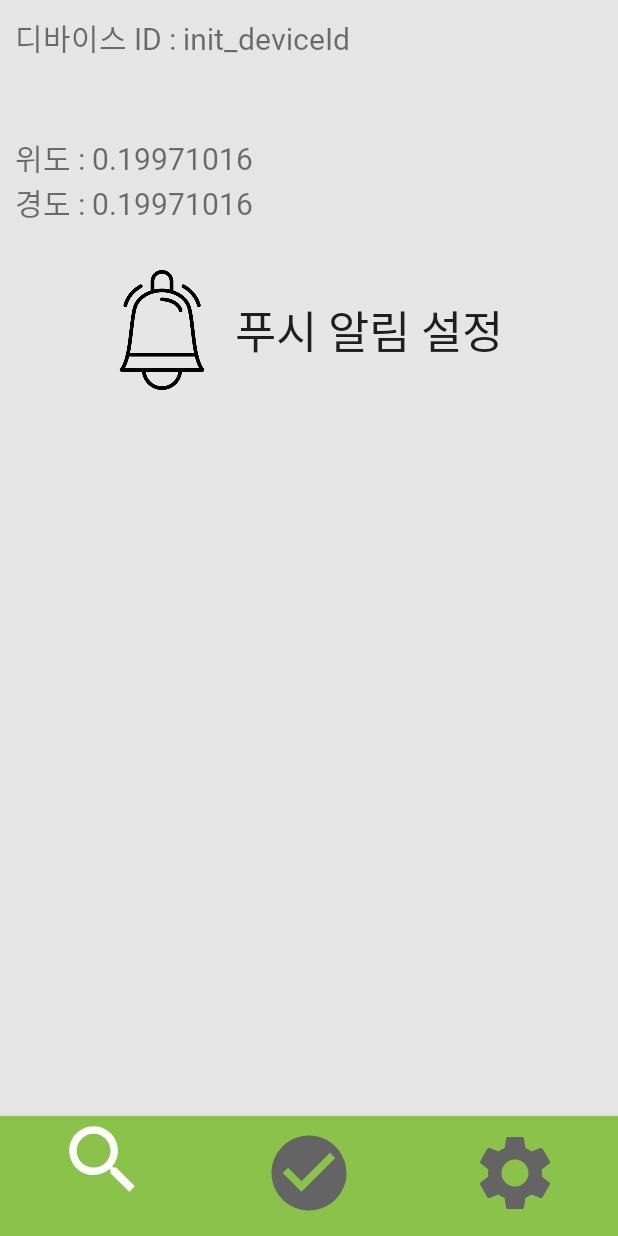
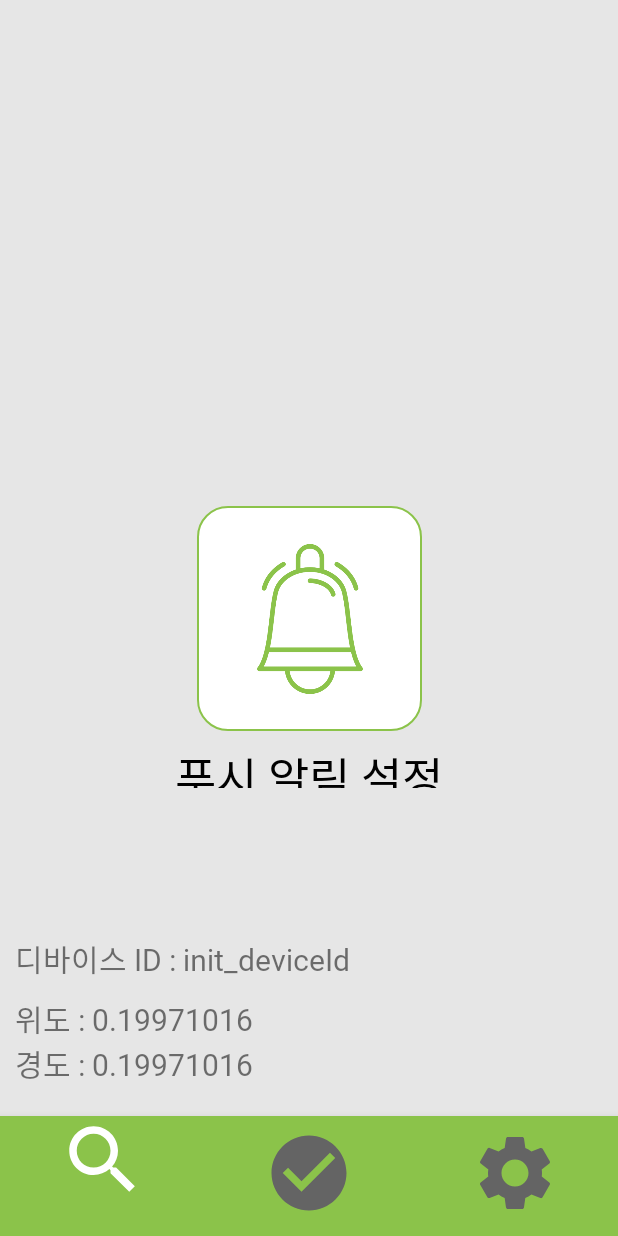
Before and after one commit to jinyong3512/easy-farm, an Android app: the fragment Fragment3 placed in its activity, on a phone screen of 412 x 824 dp. Run offline under Robolectric (Android 15) with nearby library versions, the phone set to English and light mode, and no system bars; our stand-ins replace Firebase (no records; nobody signed in at launch, a user with empty details on screens opened directly).

Commit message:
2022-11-24 20:28

```diff
--- a/app/src/main/AndroidManifest.xml
+++ b/app/src/main/AndroidManifest.xml
@@ -36,7 +36,8 @@
         <activity
             android:name="com.capstone.easyfarm.SplashActivity"
             android:exported="true"
-            android:theme="@style/Theme.EasyFarm.statusBarWhite">
+            android:theme="@style/Theme.EasyFarm.statusBarWhite"
+            android:launchMode="singleTop">
             <intent-filter>
                 <action android:name="android.intent.action.MAIN" />
 
--- a/app/src/main/java/com/capstone/easyfarm/DataModel.kt
+++ b/app/src/main/java/com/capstone/easyfarm/DataModel.kt
@@ -1,8 +1,6 @@
 package com.capstone.easyfarm
 
 data class DataModel(
-
     val date: String = "",
     val memo: String = ""
-
 )
--- a/app/src/main/java/com/capstone/easyfarm/Fragment3.kt
+++ b/app/src/main/java/com/capstone/easyfarm/Fragment3.kt
@@ -29,7 +29,7 @@ class Fragment3 : Fragment() {
 
         binding = Fragment3Binding.inflate(inflater, container, false)
 
-
+        binding.btn1.setColorFilter(resources.getColor(R.color.green))
 
         binding.tv1.text = "디바이스 ID : " + SplashActivity.deviceId
 
--- a/app/src/main/java/com/capstone/easyfarm/ListViewAdapter.kt
+++ b/app/src/main/java/com/capstone/easyfarm/ListViewAdapter.kt
@@ -23,10 +23,8 @@ class ListViewAdapter(val List: MutableList<DataModel>) : BaseAdapter() {
 
         var convertView = convertView
         if (convertView == null) {
-
             convertView =
                 LayoutInflater.from(parent?.context).inflate(R.layout.listview_item, parent, false)
-
         }
 
         val date = convertView?.findViewById<TextView>(R.id.listViewDateArea)
@@ -36,6 +34,5 @@ class ListViewAdapter(val List: MutableList<DataModel>) : BaseAdapter() {
         memo!!.text = List[position].memo
 
         return convertView!!
-
     }
 }
--- a/app/src/main/res/drawable/fragment1_icon_pestdiagnosis.xml
+++ b/app/src/main/res/drawable/fragment1_icon_pestdiagnosis.xml
@@ -2,6 +2,6 @@
 <layer-list xmlns:android="http://schemas.android.com/apk/res/android">
     <item
         android:drawable="@drawable/fragment1_image_pestdiagnosis"
-        android:width="130dp"
-        android:height="130dp" />
+        android:width="100dp"
+        android:height="100dp" />
 </layer-list>
--- a/app/src/main/res/drawable/fragment2_icon_alarmrecord.xml
+++ b/app/src/main/res/drawable/fragment2_icon_alarmrecord.xml
@@ -2,6 +2,6 @@
 <layer-list xmlns:android="http://schemas.android.com/apk/res/android">
     <item
         android:drawable="@drawable/fragment2_image_alarmrecord"
-        android:width="80dp"
-        android:height="80dp" />
+        android:width="100dp"
+        android:height="100dp" />
 </layer-list>
--- a/app/src/main/res/drawable/fragment2_icon_dictionary.xml
+++ b/app/src/main/res/drawable/fragment2_icon_dictionary.xml
@@ -2,6 +2,6 @@
 <layer-list xmlns:android="http://schemas.android.com/apk/res/android">
     <item
         android:drawable="@drawable/fragment2_image_dictionary"
-        android:width="80dp"
-        android:height="80dp" />
+        android:width="100dp"
+        android:height="100dp" />
 </layer-list>
--- a/app/src/main/res/drawable/fragment2_icon_forecast.xml
+++ b/app/src/main/res/drawable/fragment2_icon_forecast.xml
@@ -2,6 +2,6 @@
 <layer-list xmlns:android="http://schemas.android.com/apk/res/android">
     <item
         android:drawable="@drawable/fragment2_image_forecast"
-        android:width="80dp"
-        android:height="80dp" />
+        android:width="100dp"
+        android:height="100dp" />
 </layer-list>
--- a/app/src/main/res/drawable/fragment2_icon_noticeboard.xml
+++ b/app/src/main/res/drawable/fragment2_icon_noticeboard.xml
@@ -2,6 +2,6 @@
 <layer-list xmlns:android="http://schemas.android.com/apk/res/android">
     <item
         android:drawable="@drawable/fragment2_image_noticeboard"
-        android:width="80dp"
-        android:height="80dp" />
+        android:width="100dp"
+        android:height="100dp" />
 </layer-list>
--- a/app/src/main/res/drawable/fragment2_icon_plantrecord.xml
+++ b/app/src/main/res/drawable/fragment2_icon_plantrecord.xml
@@ -2,6 +2,6 @@
 <layer-list xmlns:android="http://schemas.android.com/apk/res/android">
     <item
         android:drawable="@drawable/fragment2_image_plantrecord"
-        android:width="80dp"
-        android:height="80dp" />
+        android:width="100dp"
+        android:height="100dp" />
 </layer-list>
--- a/app/src/main/res/drawable/fragment3_icon_alarmsetting.xml
+++ b/app/src/main/res/drawable/fragment3_icon_alarmsetting.xml
@@ -2,6 +2,6 @@
 <layer-list xmlns:android="http://schemas.android.com/apk/res/android">
     <item
         android:drawable="@drawable/fragment3_image_alarmsetting"
-        android:width="80dp"
-        android:height="80dp" />
+        android:width="100dp"
+        android:height="100dp" />
 </layer-list>
--- a/app/src/main/res/layout/fragment3.xml
+++ b/app/src/main/res/layout/fragment3.xml
@@ -1,47 +1,75 @@
 <?xml version="1.0" encoding="utf-8"?>
-<LinearLayout xmlns:android="http://schemas.android.com/apk/res/android"
-
+<androidx.constraintlayout.widget.ConstraintLayout xmlns:android="http://schemas.android.com/apk/res/android"
+    xmlns:app="http://schemas.android.com/apk/res-auto"
     xmlns:tools="http://schemas.android.com/tools"
     android:layout_width="match_parent"
     android:layout_height="match_parent"
-    android:gravity="center_horizontal"
-    android:orientation="vertical"
     tools:context=".Fragment3">
 
     <TextView
         android:id="@+id/tv1"
 
         android:layout_width="match_parent"
-        android:layout_height="60dp"
-
+        android:layout_height="wrap_content"
         android:layout_margin="10dp"
 
-        android:text="디바이스ID 떠야함"
-        android:textSize="20sp" />
+        android:gravity="center_vertical"
+        android:text="디바이스 ID 떠야함"
+        android:textSize="20sp"
+
+        app:layout_constraintBottom_toTopOf="@+id/tv2"
+        app:layout_constraintEnd_toEndOf="parent"
+        app:layout_constraintHorizontal_bias="1.0"
+        app:layout_constraintStart_toStartOf="parent" />
 
     <TextView
         android:id="@+id/tv2"
 
         android:layout_width="match_parent"
-        android:layout_height="60dp"
+        android:layout_height="wrap_content"
 
-        android:layout_margin="10dp"
+        android:layout_marginHorizontal="10dp"
+        android:layout_marginBottom="100dp"
 
+        android:gravity="center_vertical"
         android:text="주소 떠야 함"
-        android:textSize="20sp" />
+        android:textSize="20sp"
 
-    <android.widget.Button
+        app:layout_constraintBottom_toBottomOf="parent"
+        app:layout_constraintEnd_toEndOf="parent"
+        app:layout_constraintHorizontal_bias="0.526"
+        app:layout_constraintStart_toStartOf="parent" />
+
+    <ImageButton
         android:id="@+id/btn1"
 
-        android:layout_width="300dp"
-        android:layout_height="100dp"
-        android:layout_margin="10dp"
+        android:layout_width="150dp"
+        android:layout_height="150dp"
+
+        android:background="@drawable/custom_button_selector_white_green"
+        android:src="@drawable/fragment3_icon_alarmsetting"
 
 
-        android:drawableLeft="@drawable/fragment3_icon_alarmsetting"
+        app:layout_constraintBottom_toBottomOf="parent"
+        app:layout_constraintEnd_toEndOf="parent"
+        app:layout_constraintStart_toStartOf="parent"
+        app:layout_constraintTop_toTopOf="parent" />
 
+    <TextView
+        android:id="@+id/textView1"
+
+        android:layout_width="wrap_content"
+        android:layout_height="30dp"
+        android:layout_marginTop="8dp"
+
+        android:gravity="center"
         android:text="푸시 알림 설정"
-        android:textSize="30sp" />
+        android:textColor="@color/black"
+
+        android:textSize="30sp"
+        app:layout_constraintEnd_toEndOf="parent"
+        app:layout_constraintStart_toStartOf="parent"
+        app:layout_constraintTop_toBottomOf="@id/btn1" />
 
 
-</LinearLayout>
+</androidx.constraintlayout.widget.ConstraintLayout>
```
Also changed, not shown: app/src/main/java/com/capstone/easyfarm/NoticeBoardActivity.kt (+5 -33 lines), app/src/main/res/layout/activity_noticeboard.xml (+40 -5 lines), app/src/main/res/layout/custom_dialog.xml (+33 -18 lines), app/src/main/res/layout/listview_item.xml (+21 -12 lines).
